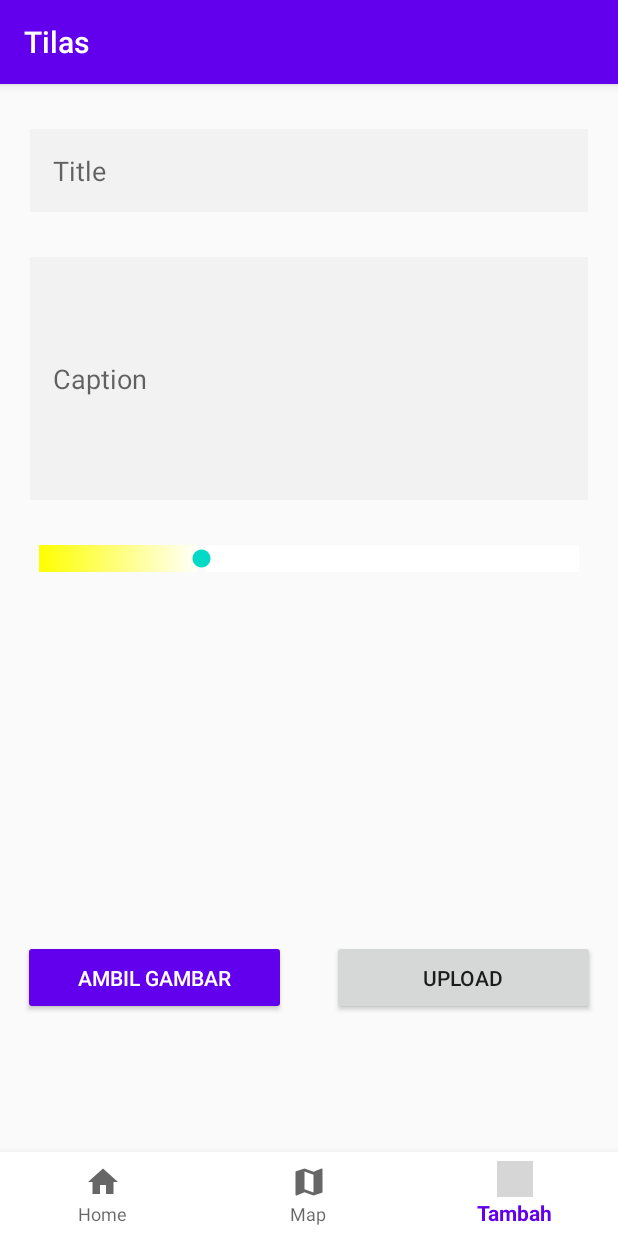
After one commit to anggar/tilas, an Android app: the TambahFragment screen opened through its navigation route, on a phone screen of 412 x 824 dp. The commit adds this screen. Run offline under Robolectric (Android 15) with nearby library versions, the phone set to English and light mode, and no system bars; our stand-ins replace Picasso, navigation-ui; pictures from the network do not load; grey boxes are pictures that could not be loaded.

Commit message:
Add Input xml

```diff
--- /dev/null
+++ b/app/src/main/java/com/napak/tilas/TambahFragment.java
@@ -0,0 +1,64 @@
+package com.napak.tilas;
+
+import android.os.Bundle;
+
+import androidx.fragment.app.Fragment;
+
+import android.view.LayoutInflater;
+import android.view.View;
+import android.view.ViewGroup;
+
+/**
+ * A simple {@link Fragment} subclass.
+ * Use the {@link TambahFragment#newInstance} factory method to
+ * create an instance of this fragment.
+ */
+public class TambahFragment extends Fragment {
+
+    // TODO: Rename parameter arguments, choose names that match
+    // the fragment initialization parameters, e.g. ARG_ITEM_NUMBER
+    private static final String ARG_PARAM1 = "param1";
+    private static final String ARG_PARAM2 = "param2";
+
+    // TODO: Rename and change types of parameters
+    private String mParam1;
+    private String mParam2;
+
+    public TambahFragment() {
+        // Required empty public constructor
+    }
+
+    /**
+     * Use this factory method to create a new instance of
+     * this fragment using the provided parameters.
+     *
+     * @param param1 Parameter 1.
+     * @param param2 Parameter 2.
+     * @return A new instance of fragment TambahFragment.
+     */
+    // TODO: Rename and change types and number of parameters
+    public static TambahFragment newInstance(String param1, String param2) {
+        TambahFragment fragment = new TambahFragment();
+        Bundle args = new Bundle();
+        args.putString(ARG_PARAM1, param1);
+        args.putString(ARG_PARAM2, param2);
+        fragment.setArguments(args);
+        return fragment;
+    }
+
+    @Override
+    public void onCreate(Bundle savedInstanceState) {
+        super.onCreate(savedInstanceState);
+        if (getArguments() != null) {
+            mParam1 = getArguments().getString(ARG_PARAM1);
+            mParam2 = getArguments().getString(ARG_PARAM2);
+        }
+    }
+
+    @Override
+    public View onCreateView(LayoutInflater inflater, ViewGroup container,
+                             Bundle savedInstanceState) {
+        // Inflate the layout for this fragment
+        return inflater.inflate(R.layout.fragment_tambah, container, false);
+    }
+}
--- /dev/null
+++ b/app/src/main/res/drawable/custom_seekbar.xml
@@ -0,0 +1,12 @@
+<?xml version="1.0" encoding="utf-8"?>
+<layer-list xmlns:android="http://schemas.android.com/apk/res/android" >
+    <item>
+        <shape>
+            <gradient
+                android:endColor="#fff"
+                android:startColor="#FFFF00"
+                android:useLevel="true" />
+        </shape>
+    </item>
+
+</layer-list>
--- a/app/src/main/res/layout/activity_main.xml
+++ b/app/src/main/res/layout/activity_main.xml
@@ -12,7 +12,6 @@
             android:name="androidx.navigation.fragment.NavHostFragment"
             android:layout_width="match_parent"
             android:layout_height="match_parent"
-
             app:defaultNavHost="true"
             app:navGraph="@navigation/nav_graph"/>
 
--- /dev/null
+++ b/app/src/main/res/layout/fragment_tambah.xml
@@ -0,0 +1,93 @@
+<?xml version="1.0" encoding="utf-8"?>
+<FrameLayout xmlns:android="http://schemas.android.com/apk/res/android"
+    xmlns:app="http://schemas.android.com/apk/res-auto"
+    xmlns:tools="http://schemas.android.com/tools"
+    android:layout_width="match_parent"
+    android:layout_height="match_parent"
+    tools:context=".TambahFragment">
+
+    <LinearLayout
+        android:layout_width="match_parent"
+        android:layout_height="match_parent"
+        android:orientation="vertical">
+
+        <EditText
+            android:id="@+id/inputTitle"
+            android:layout_width="match_parent"
+            android:layout_height="wrap_content"
+            android:layout_marginTop="30dp"
+            android:layout_marginRight="20dp"
+            android:layout_marginLeft="20dp"
+            android:layout_marginBottom="10dp"
+            android:background="#F2F2F2"
+            android:hint="Title"
+            android:padding="15dp"
+            android:focusableInTouchMode="true"
+            android:defaultFocusHighlightEnabled="true"
+            android:focusedByDefault="true"
+            />
+
+        <EditText
+            android:id="@+id/inputCaption"
+            android:layout_width="match_parent"
+            android:layout_height="wrap_content"
+            android:lines="8"
+            android:maxLines="10"
+            android:minLines="6"
+            android:scrollbars="vertical"
+            android:layout_margin="20dp"
+            android:background="#F2F2F2"
+            android:inputType="text|textMultiLine"
+            android:hint="Caption"
+            android:padding="15dp" />
+
+        <SeekBar
+            android:id="@+id/simpleSeekBar"
+            android:layout_width="fill_parent"
+            android:layout_height="wrap_content"
+            android:layout_marginTop="10dp"
+            android:max="200"
+            android:layout_margin="10dp"
+            android:progress="60"
+            android:progressDrawable="@drawable/custom_seekbar"/>
+
+        <ImageView
+            android:id="@+id/imageView"
+            android:layout_width="match_parent"
+            android:layout_height="180dp"
+            tools:src="@tools:sample/avatars"
+            android:layout_margin="20dp"/>
+
+        <LinearLayout
+            android:layout_width="match_parent"
+            android:layout_height="match_parent"
+            android:orientation="horizontal">
+
+            <Button
+                android:id="@+id/addPicture"
+                android:layout_width="match_parent"
+                android:layout_height="50dp"
+                android:layout_margin="15dp"
+                android:layout_weight="1"
+                android:backgroundTint="@color/colorPrimary"
+                android:padding="15dp"
+                android:textColor="#FFF"
+                android:text="Ambil Gambar" />
+
+            <Button
+                android:id="@+id/upload"
+                android:layout_width="match_parent"
+                android:layout_height="50dp"
+                android:layout_weight="1"
+                android:layout_margin="15dp"
+                android:padding="15dp"
+                android:text="UPLOAD"/>
+        </LinearLayout>
+
+
+
+
+    </LinearLayout>
+
+
+</FrameLayout>
--- a/app/src/main/res/menu/menu_bottom_nav.xml
+++ b/app/src/main/res/menu/menu_bottom_nav.xml
@@ -10,5 +10,9 @@
             android:id="@+id/mapsFragment"
             android:icon="@drawable/ic_map"
             android:title="@string/map" />
+    <item
+            android:id="@+id/tambahFragment"
+            android:icon="@drawable/ic_input"
+            android:title="Tambah" />
 
 </menu>
--- a/app/src/main/res/navigation/nav_graph.xml
+++ b/app/src/main/res/navigation/nav_graph.xml
@@ -15,4 +15,11 @@
             android:name="com.napak.tilas.MapsFragment"
             android:label="fragment_maps"
             tools:layout="@layout/fragment_maps"/>
+
+    <fragment
+            android:id="@+id/tambahFragment"
+            android:name="com.napak.tilas.TambahFragment"
+            android:label="fragment_tambah"
+            tools:layout="@layout/fragment_tambah"/>
+
 </navigation>
--- a/app/src/main/res/values/strings.xml
+++ b/app/src/main/res/values/strings.xml
@@ -5,4 +5,6 @@
     <string name="timestamp">Timestamp</string>
     <string name="home">Home</string>
     <string name="map">Map</string>
+    <!-- TODO: Remove or change this placeholder text -->
+    <string name="hello_blank_fragment">Hello blank fragment</string>
 </resources>
```
